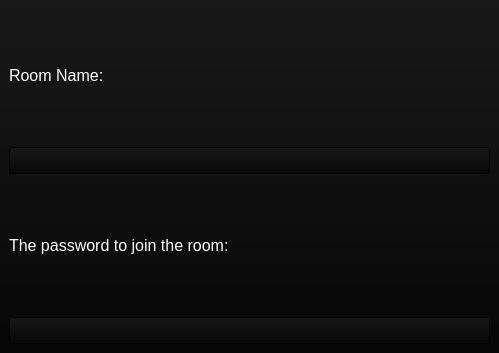
Flone-dnb/SilentServer, file src/View/CreateRoomWindow/createroomwindow.ui: the form before one commit.
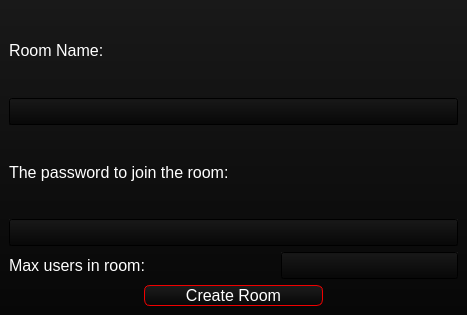
The form after the commit.

Commit message: Added 'Create Room' option.

Patch:
```diff
--- a/src/View/CreateRoomWindow/createroomwindow.ui
+++ b/src/View/CreateRoomWindow/createroomwindow.ui
@@ -6,8 +6,8 @@
    <rect>
     <x>0</x>
     <y>0</y>
-    <width>499</width>
-    <height>353</height>
+    <width>467</width>
+    <height>315</height>
    </rect>
   </property>
   <property name="windowTitle">
@@ -18,7 +18,7 @@
 color: white;</string>
   </property>
   <widget class="QWidget" name="centralwidget">
-   <layout class="QVBoxLayout" name="verticalLayout">
+   <layout class="QVBoxLayout" name="verticalLayout" stretch="15,15,15,1520,20,0">
     <item>
      <widget class="QLabel" name="label">
       <property name="font">
@@ -74,6 +74,110 @@
       </property>
      </widget>
     </item>
+    <item>
+     <layout class="QHBoxLayout" name="horizontalLayout" stretch="60,40">
+      <item>
+       <widget class="QLabel" name="label_3">
+        <property name="font">
+         <font>
+          <family>Segoe UI</family>
+          <pointsize>12</pointsize>
+         </font>
+        </property>
+        <property name="styleSheet">
+         <string notr="true">background: transparent;</string>
+        </property>
+        <property name="text">
+         <string>Max users in room:</string>
+        </property>
+       </widget>
+      </item>
+      <item>
+       <widget class="QLineEdit" name="lineEdit_3">
+        <property name="font">
+         <font>
+          <family>Segoe UI</family>
+          <pointsize>12</pointsize>
+         </font>
+        </property>
+        <property name="maxLength">
+         <number>5</number>
+        </property>
+       </widget>
+      </item>
+     </layout>
+    </item>
+    <item>
+     <layout class="QHBoxLayout" name="horizontalLayout_2" stretch="30,40,30">
+      <item>
+       <spacer name="horizontalSpacer">
+        <property name="orientation">
+         <enum>Qt::Horizontal</enum>
+        </property>
+        <property name="sizeHint" stdset="0">
+         <size>
+          <width>40</width>
+          <height>20</height>
+         </size>
+        </property>
+       </spacer>
+      </item>
+      <item>
+       <widget class="QPushButton" name="pushButton">
+        <property name="sizePolicy">
+         <sizepolicy hsizetype="Minimum" vsizetype="Expanding">
+          <horstretch>0</horstretch>
+          <verstretch>0</verstretch>
+         </sizepolicy>
+        </property>
+        <property name="font">
+         <font>
+          <family>Segoe UI</family>
+          <pointsize>12</pointsize>
+         </font>
+        </property>
+        <property name="styleSheet">
+         <string notr="true">QPushButton
+{
+	background-color: qlineargradient(spread:pad, x1:0.5, y1:1, x2:0.5, y2:0, stop:0 rgba(7, 7, 7, 255), stop:1 rgba(28, 28, 28, 255));
+	border: 1px solid rgb(240, 0, 0);
+	border-radius: 6px;
+	color: white;
+}
+
+QPushButton:disabled
+{
+	background-color: qlineargradient(spread:pad, x1:0.5, y1:1, x2:0.5, y2:0, stop:0 rgba(4, 4, 4, 200), stop:1 rgba(29, 29, 29, 230));
+	border: 1px solid darkred;
+	color: rgb(50, 50, 50);
+}
+
+QPushButton:hover
+{
+	background-color: qlineargradient(spread:pad, x1:0.5, y1:1, x2:0.5, y2:0, stop:0 rgba(37, 37, 37, 255), stop:1 rgba(58, 58, 58, 255));
+	border: 1px solid white;
+}</string>
+        </property>
+        <property name="text">
+         <string>Create Room</string>
+        </property>
+       </widget>
+      </item>
+      <item>
+       <spacer name="horizontalSpacer_2">
+        <property name="orientation">
+         <enum>Qt::Horizontal</enum>
+        </property>
+        <property name="sizeHint" stdset="0">
+         <size>
+          <width>40</width>
+          <height>20</height>
+         </size>
+        </property>
+       </spacer>
+      </item>
+     </layout>
+    </item>
    </layout>
   </widget>
   <widget class="QMenuBar" name="menubar">
```
Left out of the diff: 8 changed lines with no effect on the pictures. The commit also changes 9 other files.
